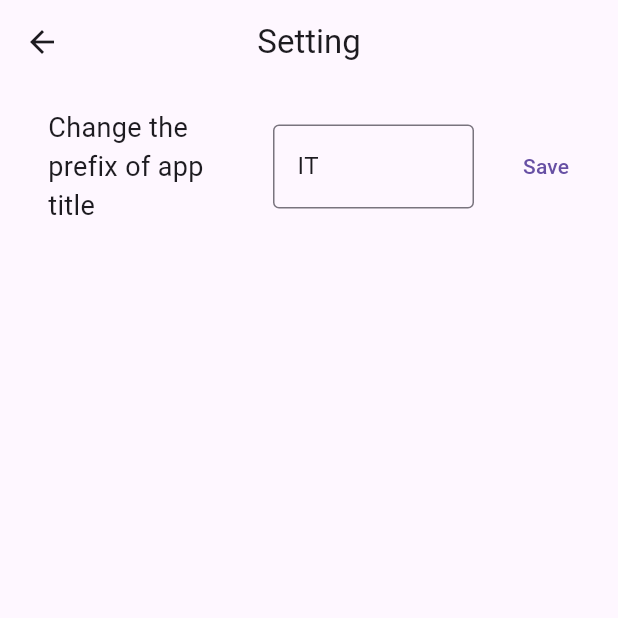
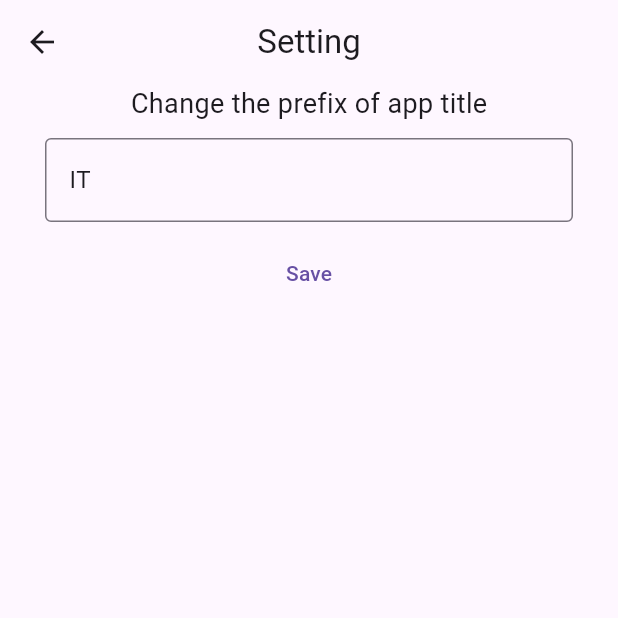
Before and after one commit to kotonekanno/it_dictionary, a Flutter app: the SettingScreen screen opened directly, on a phone screen of 412 x 824 dp, the top half of it. Run offline on Flutter 3.47's test engine with Material 3 defaults, Android fonts, the phone set to English and light mode, and no system bars; our stand-ins replace hive, hive_flutter; accounts and stored records are empty.

Commit message:
レイアウトの修正

```diff
--- a/lib/app.dart
+++ b/lib/app.dart
@@ -20,6 +20,7 @@ class MyApp extends StatelessWidget {
       ],
       child: MaterialApp(
         debugShowCheckedModeBanner: false,
+        title: 'My Dictionary',
         theme: ThemeData(
           primarySwatch: Colors.indigo,
         ),
--- a/lib/screens/setting_screen.dart
+++ b/lib/screens/setting_screen.dart
@@ -16,8 +16,14 @@ class SettingScreen extends StatelessWidget {
         title: Text('Setting'),
         centerTitle: true,
       ),
-      body: Padding(
-        padding: const EdgeInsets.all(16),
+      body: LayoutBuilder(
+        builder: (context, constraints) {
+          final bool isWide = constraints.maxWidth > 800;
+
+          return Align(
+            alignment: Alignment.center,
+            child: SizedBox(
+              width: isWide ? 800 : constraints.maxWidth,
               child: Column(
                 children: [
                   SettingItem(
@@ -37,9 +43,13 @@ class SettingScreen extends StatelessWidget {
                       }
                     }
                   ),
+                  SizedBox(height: 16),
                 ],
               ),
             ),
           );
         }
+      )
+    );
   }
+}
--- a/lib/ui/setting_item.dart
+++ b/lib/ui/setting_item.dart
@@ -14,6 +14,11 @@ class SettingItem extends StatelessWidget {
 
   @override
   Widget build(BuildContext context) {
+    return LayoutBuilder(
+      builder: (context, constraints) {
+        final isWide = constraints.maxWidth > 600;
+
+        if (isWide) {
           return Row(
             children: [
               const SizedBox(width: 16),
@@ -39,5 +44,27 @@ class SettingItem extends StatelessWidget {
                 ),
             ],
           );
+        } else {
+          return Column(
+            mainAxisAlignment: MainAxisAlignment.center,
+            children: [
+              Text(
+                  label,
+                  style: const TextStyle(fontSize: 18),
+              ),
+              Padding(
+                padding: EdgeInsets.symmetric(horizontal: 30, vertical: 10),
+                child: inputWidget,
+              ),
+              if(onSave != null)
+                TextButton(
+                  onPressed: onSave,
+                  child: const Text('Save')
+                ),
+            ],
+          );
         }
       }
+    );
+  }
+}
--- a/lib/widgets/word_tile.dart
+++ b/lib/widgets/word_tile.dart
@@ -23,7 +23,7 @@ class WordTile extends StatelessWidget {
               children: [
                 SizedBox(width: 16),
                 SizedBox(
-                  width: maxWidth - 72, // 16+8+IconButton幅を引いた残り
+                  width: maxWidth - 72,
                   child: Row(
                     mainAxisAlignment: MainAxisAlignment.spaceBetween,
                     children: [
```
Also changed, not shown: lib/screens/home_screen.dart (+13 -1 lines), 1 other file. Lines whose indentation alone changed are shown as unchanged.
